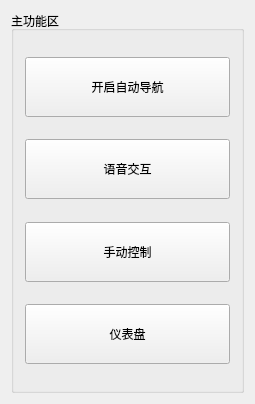
MuseumRobot/RobotQ, file RobotQ/MainGUI.ui: the form before one commit.
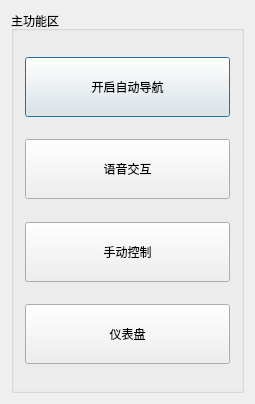
The form after the commit. Icons and pictures are not drawn.

```diff
--- a/RobotQ/MainGUI.ui
+++ b/RobotQ/MainGUI.ui
@@ -1,7 +1,7 @@
 <?xml version="1.0" encoding="UTF-8"?>
 <ui version="4.0">
  <class>MainGUI</class>
- <widget class="QMainWindow" name="MainGUI">
+ <widget class="QDialog" name="MainGUI">
   <property name="geometry">
    <rect>
     <x>0</x>
@@ -17,7 +17,8 @@
    <iconset resource="robotq.qrc">
     <normaloff>:/RobotQ/Resources/HIT_Robot_ico.ico</normaloff>:/RobotQ/Resources/HIT_Robot_ico.ico</iconset>
   </property>
-  <widget class="QWidget" name="centralWidget">
+  <layout class="QVBoxLayout" name="verticalLayout_2">
+   <item>
    <layout class="QVBoxLayout" name="verticalLayout_3">
     <item>
      <widget class="QGroupBox" name="groupBox">
@@ -146,7 +147,8 @@
      </widget>
     </item>
    </layout>
-  </widget>
+   </item>
+  </layout>
  </widget>
  <layoutdefault spacing="6" margin="11"/>
  <resources>
```
Lines whose indentation alone changed are shown as unchanged.
